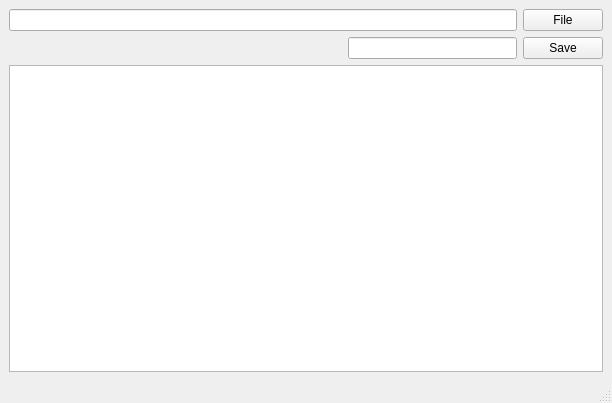
Qt form mainwindow.ui (hajunsong/urdf_translator) before a commit.
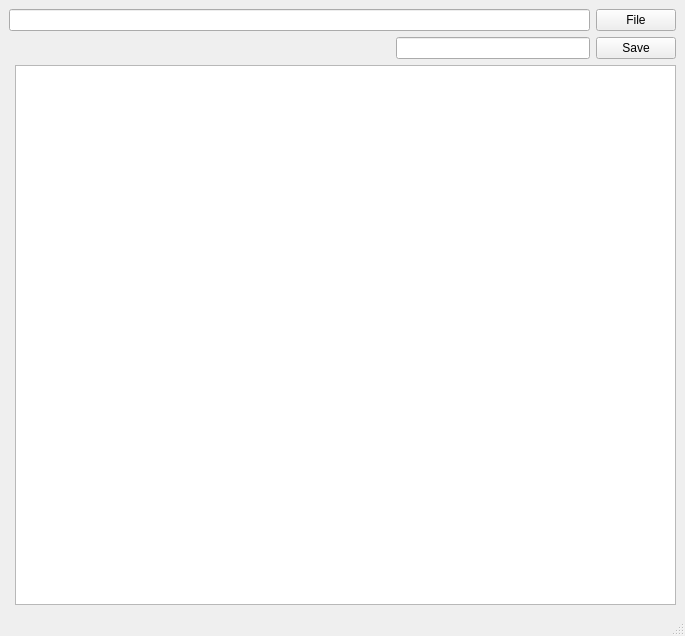
The same form after that commit.

The edit to the form file:
```diff
--- a/mainwindow.ui
+++ b/mainwindow.ui
@@ -6,8 +6,8 @@
    <rect>
     <x>0</x>
     <y>0</y>
-    <width>612</width>
-    <height>403</height>
+    <width>685</width>
+    <height>636</height>
    </rect>
   </property>
   <property name="windowTitle">
@@ -15,7 +15,10 @@
   </property>
   <widget class="QWidget" name="centralwidget">
    <layout class="QGridLayout" name="gridLayout">
-    <item row="0" column="0">
+    <item row="3" column="1">
+     <widget class="QTextBrowser" name="txtPreview"/>
+    </item>
+    <item row="0" column="0" colspan="2">
      <layout class="QHBoxLayout" name="horizontalLayout">
       <item>
        <widget class="QLineEdit" name="txtFilePath"/>
@@ -29,7 +32,7 @@
       </item>
      </layout>
     </item>
-    <item row="1" column="0">
+    <item row="1" column="0" colspan="2">
      <layout class="QHBoxLayout" name="horizontalLayout_2">
       <item>
        <spacer name="horizontalSpacer">
@@ -69,9 +72,6 @@
       </item>
      </layout>
     </item>
-    <item row="2" column="0">
-     <widget class="QTextBrowser" name="txtPreview"/>
-    </item>
    </layout>
   </widget>
   <widget class="QMenuBar" name="menubar">
```
Left out of the diff: 2 changed lines with no effect on the pictures.
